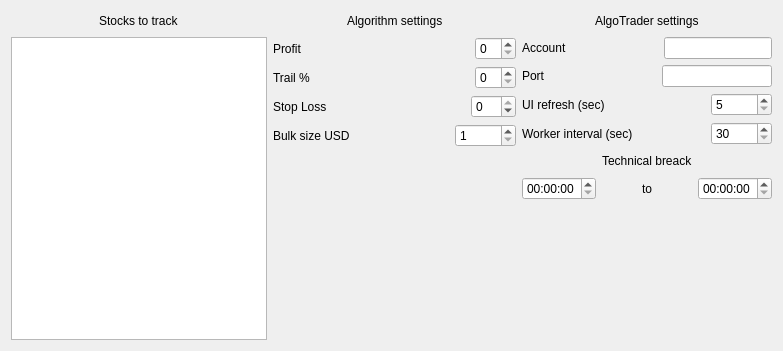
Before: the Qt Designer form UI/SettingsWindow.ui in colaisr/algotrader, drawn with Qt 5.
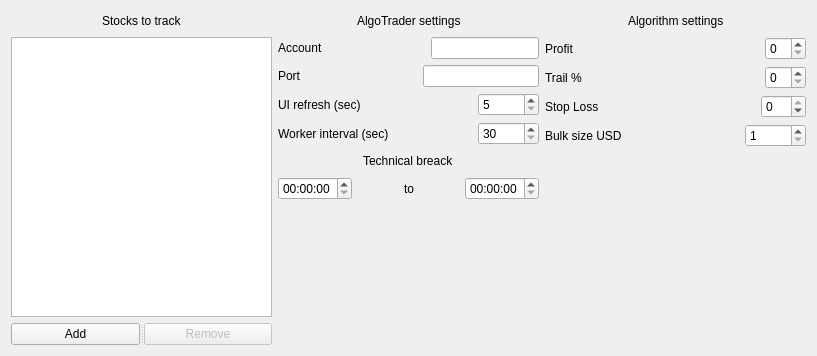
After: the same form once the commit is applied.

Commit message: delete button added

```diff
--- a/UI/SettingsWindow.ui
+++ b/UI/SettingsWindow.ui
@@ -6,8 +6,8 @@
    <rect>
     <x>0</x>
     <y>0</y>
-    <width>783</width>
-    <height>351</height>
+    <width>817</width>
+    <height>356</height>
    </rect>
   </property>
   <property name="windowTitle">
@@ -62,185 +62,25 @@
          </property>
         </widget>
        </item>
-      </layout>
-     </item>
-     <item>
-      <layout class="QVBoxLayout" name="verticalLayout_4">
        <item>
-        <layout class="QVBoxLayout" name="verticalLayout_2">
-         <item>
-          <layout class="QHBoxLayout" name="horizontalLayout_9">
-           <item>
-            <spacer name="horizontalSpacer_7">
-             <property name="orientation">
-              <enum>Qt::Horizontal</enum>
-             </property>
-             <property name="sizeHint" stdset="0">
-              <size>
-               <width>40</width>
-               <height>20</height>
-              </size>
-             </property>
-            </spacer>
-           </item>
-           <item>
-            <widget class="QLabel" name="label_2">
-             <property name="text">
-              <string>Algorithm settings</string>
-             </property>
-            </widget>
-           </item>
-           <item>
-            <spacer name="horizontalSpacer_6">
-             <property name="orientation">
-              <enum>Qt::Horizontal</enum>
-             </property>
-             <property name="sizeHint" stdset="0">
-              <size>
-               <width>40</width>
-               <height>20</height>
-              </size>
-             </property>
-            </spacer>
-           </item>
-          </layout>
-         </item>
-         <item>
-          <layout class="QHBoxLayout" name="horizontalLayout_8">
-           <item>
-            <widget class="QLabel" name="label_4">
-             <property name="text">
-              <string>Profit</string>
-             </property>
-            </widget>
-           </item>
-           <item>
-            <spacer name="horizontalSpacer_8">
-             <property name="orientation">
-              <enum>Qt::Horizontal</enum>
-             </property>
-             <property name="sizeHint" stdset="0">
-              <size>
-               <width>40</width>
-               <height>20</height>
-              </size>
-             </property>
-            </spacer>
-           </item>
-           <item>
-            <widget class="QSpinBox" name="spProfit"/>
-           </item>
-          </layout>
-         </item>
-         <item>
-          <layout class="QHBoxLayout" name="horizontalLayout_7">
-           <item>
-            <widget class="QLabel" name="label_6">
-             <property name="text">
-              <string>Trail %</string>
-             </property>
-            </widget>
-           </item>
-           <item>
-            <spacer name="horizontalSpacer_9">
-             <property name="orientation">
-              <enum>Qt::Horizontal</enum>
-             </property>
-             <property name="sizeHint" stdset="0">
-              <size>
-               <width>40</width>
-               <height>20</height>
-              </size>
-             </property>
-            </spacer>
-           </item>
-           <item>
-            <widget class="QSpinBox" name="spTrail"/>
-           </item>
-          </layout>
-         </item>
-         <item>
-          <layout class="QHBoxLayout" name="horizontalLayout_6">
-           <item>
-            <widget class="QLabel" name="label_5">
-             <property name="text">
-              <string>Stop Loss</string>
-             </property>
-            </widget>
-           </item>
-           <item>
-            <spacer name="horizontalSpacer_10">
-             <property name="orientation">
-              <enum>Qt::Horizontal</enum>
-             </property>
-             <property name="sizeHint" stdset="0">
-              <size>
-               <width>40</width>
-               <height>20</height>
-              </size>
-             </property>
-            </spacer>
-           </item>
-           <item>
-            <widget class="QSpinBox" name="spLoss">
-             <property name="minimum">
-              <number>-99</number>
-             </property>
-             <property name="maximum">
-              <number>0</number>
-             </property>
-            </widget>
-           </item>
-          </layout>
-         </item>
-         <item>
-          <layout class="QHBoxLayout" name="horizontalLayout_5">
-           <item>
-            <widget class="QLabel" name="label_7">
-             <property name="text">
-              <string>Bulk size USD</string>
-             </property>
-            </widget>
-           </item>
-           <item>
-            <spacer name="horizontalSpacer_11">
-             <property name="orientation">
-              <enum>Qt::Horizontal</enum>
-             </property>
-             <property name="sizeHint" stdset="0">
-              <size>
-               <width>40</width>
-               <height>20</height>
-              </size>
-             </property>
-            </spacer>
-           </item>
-           <item>
-            <widget class="QSpinBox" name="spBulck">
-             <property name="minimum">
-              <number>1</number>
-             </property>
-             <property name="maximum">
-              <number>10000</number>
-             </property>
-            </widget>
-           </item>
-          </layout>
-         </item>
-        </layout>
-       </item>
-       <item>
-        <spacer name="verticalSpacer">
+        <widget class="QSplitter" name="splitter">
          <property name="orientation">
-          <enum>Qt::Vertical</enum>
+          <enum>Qt::Horizontal</enum>
          </property>
-         <property name="sizeHint" stdset="0">
-          <size>
-           <width>20</width>
-           <height>40</height>
-          </size>
-         </property>
-        </spacer>
+         <widget class="QPushButton" name="btnAddC">
+          <property name="text">
+           <string>Add</string>
+          </property>
+         </widget>
+         <widget class="QPushButton" name="btnRemoveC">
+          <property name="enabled">
+           <bool>false</bool>
+          </property>
+          <property name="text">
+           <string>Remove</string>
+          </property>
+         </widget>
+        </widget>
        </item>
       </layout>
      </item>
@@ -508,6 +348,186 @@
        </item>
       </layout>
      </item>
+     <item>
+      <layout class="QVBoxLayout" name="verticalLayout_4">
+       <item>
+        <layout class="QVBoxLayout" name="verticalLayout_2">
+         <item>
+          <layout class="QHBoxLayout" name="horizontalLayout_9">
+           <item>
+            <spacer name="horizontalSpacer_7">
+             <property name="orientation">
+              <enum>Qt::Horizontal</enum>
+             </property>
+             <property name="sizeHint" stdset="0">
+              <size>
+               <width>40</width>
+               <height>20</height>
+              </size>
+             </property>
+            </spacer>
+           </item>
+           <item>
+            <widget class="QLabel" name="label_2">
+             <property name="text">
+              <string>Algorithm settings</string>
+             </property>
+            </widget>
+           </item>
+           <item>
+            <spacer name="horizontalSpacer_6">
+             <property name="orientation">
+              <enum>Qt::Horizontal</enum>
+             </property>
+             <property name="sizeHint" stdset="0">
+              <size>
+               <width>40</width>
+               <height>20</height>
+              </size>
+             </property>
+            </spacer>
+           </item>
+          </layout>
+         </item>
+         <item>
+          <layout class="QHBoxLayout" name="horizontalLayout_8">
+           <item>
+            <widget class="QLabel" name="label_4">
+             <property name="text">
+              <string>Profit</string>
+             </property>
+            </widget>
+           </item>
+           <item>
+            <spacer name="horizontalSpacer_8">
+             <property name="orientation">
+              <enum>Qt::Horizontal</enum>
+             </property>
+             <property name="sizeHint" stdset="0">
+              <size>
+               <width>40</width>
+               <height>20</height>
+              </size>
+             </property>
+            </spacer>
+           </item>
+           <item>
+            <widget class="QSpinBox" name="spProfit"/>
+           </item>
+          </layout>
+         </item>
+         <item>
+          <layout class="QHBoxLayout" name="horizontalLayout_7">
+           <item>
+            <widget class="QLabel" name="label_6">
+             <property name="text">
+              <string>Trail %</string>
+             </property>
+            </widget>
+           </item>
+           <item>
+            <spacer name="horizontalSpacer_9">
+             <property name="orientation">
+              <enum>Qt::Horizontal</enum>
+             </property>
+             <property name="sizeHint" stdset="0">
+              <size>
+               <width>40</width>
+               <height>20</height>
+              </size>
+             </property>
+            </spacer>
+           </item>
+           <item>
+            <widget class="QSpinBox" name="spTrail"/>
+           </item>
+          </layout>
+         </item>
+         <item>
+          <layout class="QHBoxLayout" name="horizontalLayout_6">
+           <item>
+            <widget class="QLabel" name="label_5">
+             <property name="text">
+              <string>Stop Loss</string>
+             </property>
+            </widget>
+           </item>
+           <item>
+            <spacer name="horizontalSpacer_10">
+             <property name="orientation">
+              <enum>Qt::Horizontal</enum>
+             </property>
+             <property name="sizeHint" stdset="0">
+              <size>
+               <width>40</width>
+               <height>20</height>
+              </size>
+             </property>
+            </spacer>
+           </item>
+           <item>
+            <widget class="QSpinBox" name="spLoss">
+             <property name="minimum">
+              <number>-99</number>
+             </property>
+             <property name="maximum">
+              <number>0</number>
+             </property>
+            </widget>
+           </item>
+          </layout>
+         </item>
+         <item>
+          <layout class="QHBoxLayout" name="horizontalLayout_5">
+           <item>
+            <widget class="QLabel" name="label_7">
+             <property name="text">
+              <string>Bulk size USD</string>
+             </property>
+            </widget>
+           </item>
+           <item>
+            <spacer name="horizontalSpacer_11">
+             <property name="orientation">
+              <enum>Qt::Horizontal</enum>
+             </property>
+             <property name="sizeHint" stdset="0">
+              <size>
+               <width>40</width>
+               <height>20</height>
+              </size>
+             </property>
+            </spacer>
+           </item>
+           <item>
+            <widget class="QSpinBox" name="spBulck">
+             <property name="minimum">
+              <number>1</number>
+             </property>
+             <property name="maximum">
+              <number>10000</number>
+             </property>
+            </widget>
+           </item>
+          </layout>
+         </item>
+        </layout>
+       </item>
+       <item>
+        <spacer name="verticalSpacer">
+         <property name="orientation">
+          <enum>Qt::Vertical</enum>
+         </property>
+         <property name="sizeHint" stdset="0">
+          <size>
+           <width>20</width>
+           <height>40</height>
+          </size>
+         </property>
+        </spacer>
+       </item>
+      </layout>
+     </item>
     </layout>
    </item>
   </layout>
```
Left out of the diff: 2 changed lines with no effect on the pictures. The commit also changes 3 other files.
